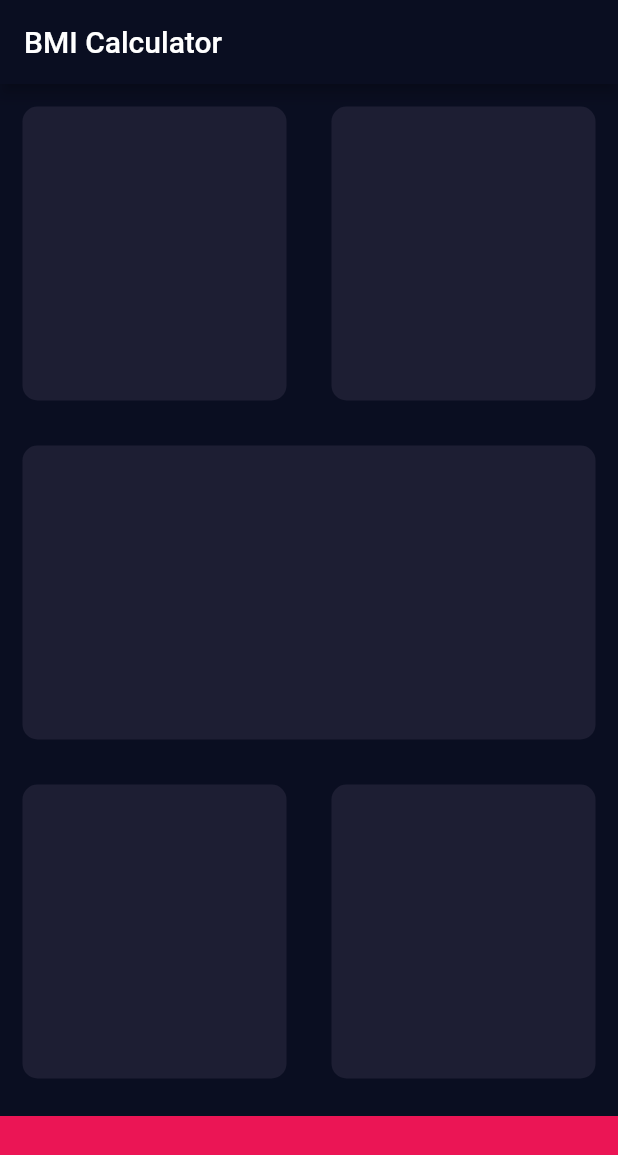
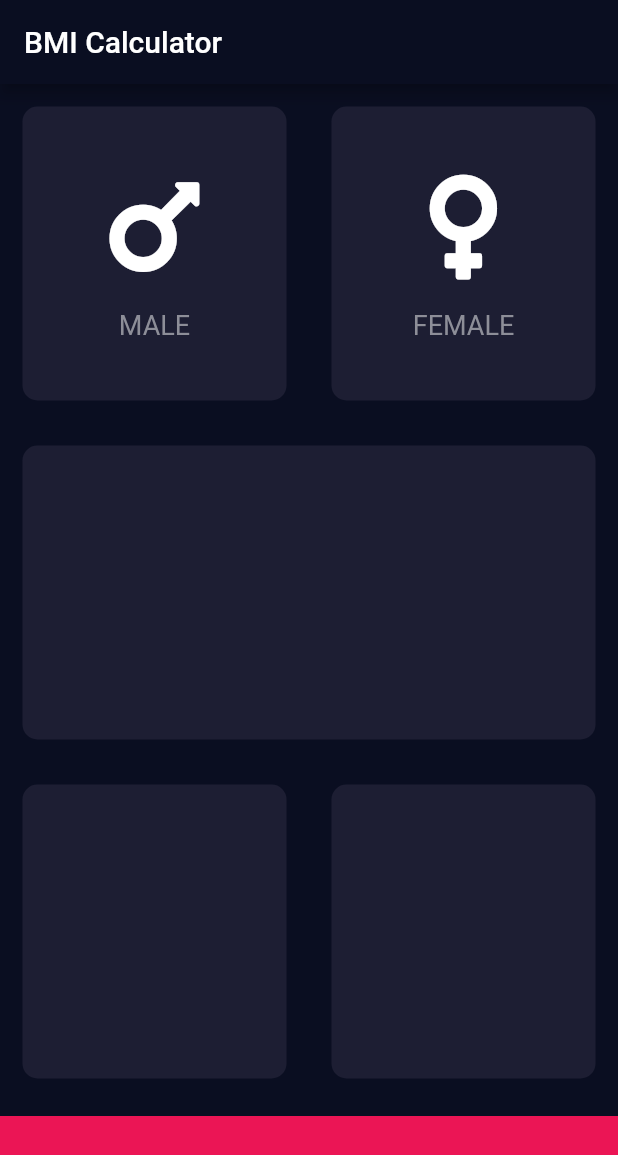
Before and after one commit to rholmgren/bmi-calculator, a Flutter app: the screen it shows after launch, on a phone screen of 412 x 824 dp. Shown: the top 1155 px of the screen. Run offline on Flutter 3.47's test engine with Material 2 defaults, Android fonts, the phone set to English and light mode, and no system bars; our stand-ins replace font_awesome_flutter.

Commit message:
Create an icon content widget

```diff
--- /dev/null
+++ b/lib/icon_content.dart
@@ -0,0 +1,28 @@
+import 'package:flutter/material.dart';
+
+class IconContent extends StatelessWidget {
+  IconContent({@required this.icon, @required this.label});
+
+  final IconData icon;
+  final String label;
+
+  @override
+  Widget build(BuildContext context) {
+    return Column(
+      mainAxisAlignment: MainAxisAlignment.center,
+      children: [
+        Icon(
+          icon,
+          size: 80.0,
+        ),
+        SizedBox(
+          height: 15.0,
+        ),
+        Text(
+          label,
+          style: TextStyle(fontSize: 18.0, color: Color(0xFF8D8E98)),
+        )
+      ],
+    );
+  }
+}
--- a/lib/input_page.dart
+++ b/lib/input_page.dart
@@ -1,4 +1,6 @@
 import 'package:flutter/material.dart';
+import 'package:font_awesome_flutter/font_awesome_flutter.dart';
+import 'icon_content.dart';
 import 'reusable_card.dart';
 
 const bottomContainerHeight = 80.0;
@@ -22,8 +24,20 @@ class _InputPageState extends State<InputPage> {
           Expanded(
             child: Row(
               children: <Widget>[
-                Expanded(child: ReusableCard(color: activeCardColor)),
-                Expanded(child: ReusableCard(color: activeCardColor)),
+                Expanded(
+                  child: ReusableCard(
+                    color: activeCardColor,
+                    cardChild:
+                        IconContent(icon: FontAwesomeIcons.mars, label: 'MALE'),
+                  ),
+                ),
+                Expanded(
+                  child: ReusableCard(
+                    color: activeCardColor,
+                    cardChild: IconContent(
+                        icon: FontAwesomeIcons.venus, label: 'FEMALE'),
+                  ),
+                ),
               ],
             ),
           ),
--- a/lib/reusable_card.dart
+++ b/lib/reusable_card.dart
@@ -1,13 +1,15 @@
 import 'package:flutter/material.dart';
 
 class ReusableCard extends StatelessWidget {
-  ReusableCard({@required this.color});
+  ReusableCard({@required this.color, this.cardChild});
 
   final Color color;
+  final Widget cardChild;
 
   @override
   Widget build(BuildContext context) {
     return Container(
+      child: cardChild,
       margin: EdgeInsets.all(15.0),
       decoration: BoxDecoration(
         color: color,
--- a/pubspec.yaml
+++ b/pubspec.yaml
@@ -28,6 +28,7 @@ dependencies:
   # The following adds the Cupertino Icons font to your application.
   # Use with the CupertinoIcons class for iOS style icons.
   cupertino_icons: ^1.0.2
+  font_awesome_flutter: ^9.0.0
 
 dev_dependencies:
   flutter_test:
```
Also changed, not shown: pubspec.lock.
